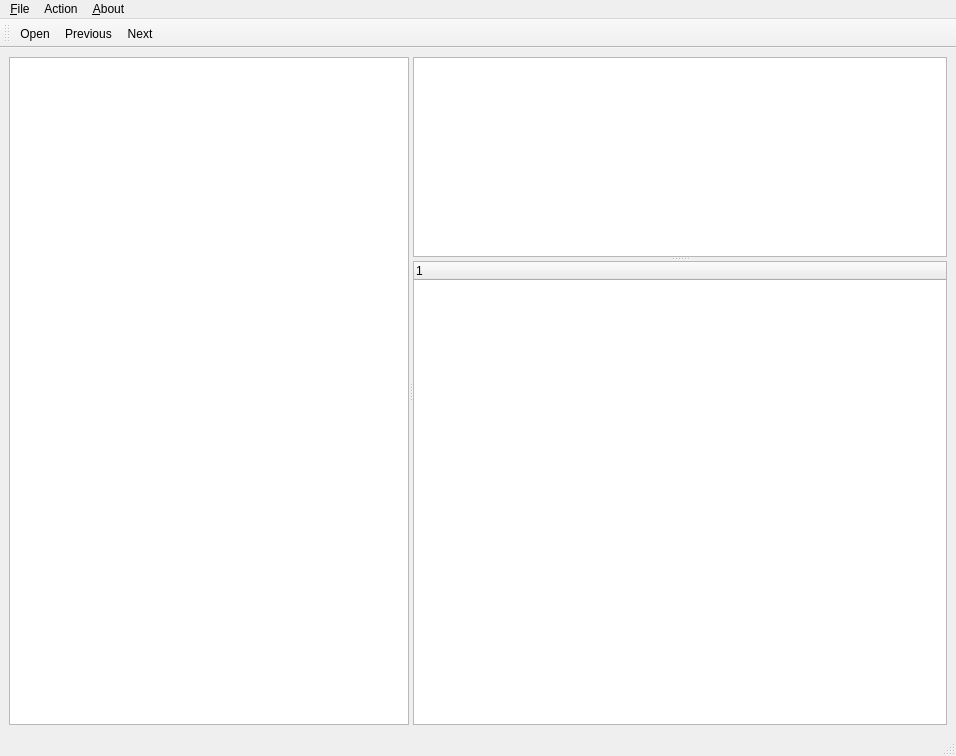
This is UI/pklz_viewer/pklz_viewer.ui in i4Ds/STIX_python_PUB023 as Qt 5 draws it before an edit. The edited form follows.
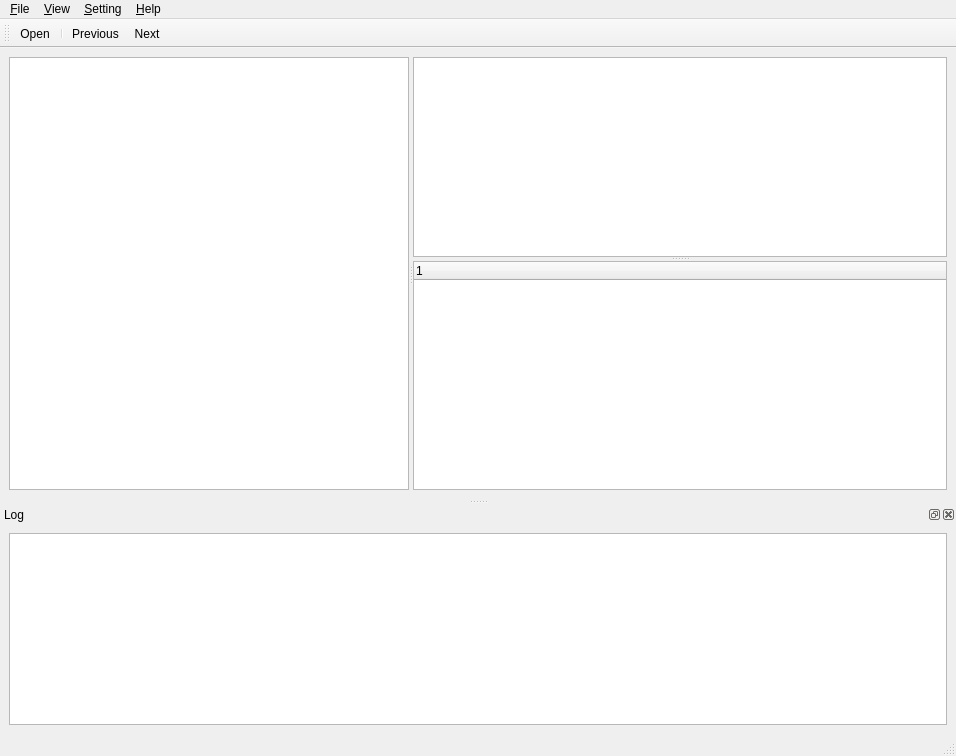
This is the edited form. Icons and pictures are not drawn.

What changed in the file:
```diff
--- a/UI/pklz_viewer/pklz_viewer.ui
+++ b/UI/pklz_viewer/pklz_viewer.ui
@@ -89,22 +89,30 @@
     <addaction name="action_Open"/>
     <addaction name="actionExit"/>
    </widget>
-   <widget class="QMenu" name="menu_About">
+   <widget class="QMenu" name="menu_Help">
     <property name="title">
-     <string>&amp;About</string>
+     <string>&amp;Help</string>
     </property>
     <addaction name="actionAbout"/>
    </widget>
    <widget class="QMenu" name="menuAction">
     <property name="title">
-     <string>Action</string>
+     <string>&amp;View</string>
     </property>
     <addaction name="actionPrevious"/>
     <addaction name="actionNext"/>
+    <addaction name="actionLog"/>
+   </widget>
+   <widget class="QMenu" name="menuSetting">
+    <property name="title">
+     <string>&amp;Setting</string>
+    </property>
+    <addaction name="actionSet_IDB"/>
    </widget>
    <addaction name="menu_File"/>
    <addaction name="menuAction"/>
-   <addaction name="menu_About"/>
+   <addaction name="menuSetting"/>
+   <addaction name="menu_Help"/>
   </widget>
   <widget class="QStatusBar" name="statusbar"/>
   <widget class="QToolBar" name="toolBar">
@@ -118,9 +126,25 @@
     <bool>false</bool>
    </attribute>
    <addaction name="action_Open"/>
+   <addaction name="separator"/>
    <addaction name="actionPrevious"/>
    <addaction name="actionNext"/>
   </widget>
+  <widget class="QDockWidget" name="dockWidget">
+   <property name="windowTitle">
+    <string>Log</string>
+   </property>
+   <attribute name="dockWidgetArea">
+    <number>8</number>
+   </attribute>
+   <widget class="QWidget" name="dockWidgetContents">
+    <layout class="QHBoxLayout" name="horizontalLayout">
+     <item>
+      <widget class="QListWidget" name="listWidget"/>
+     </item>
+    </layout>
+   </widget>
+  </widget>
   <action name="action_Open">
    <property name="icon">
     <iconset resource="viewer.qrc">
```
Left out of the diff: 20 changed lines with no effect on the pictures.
